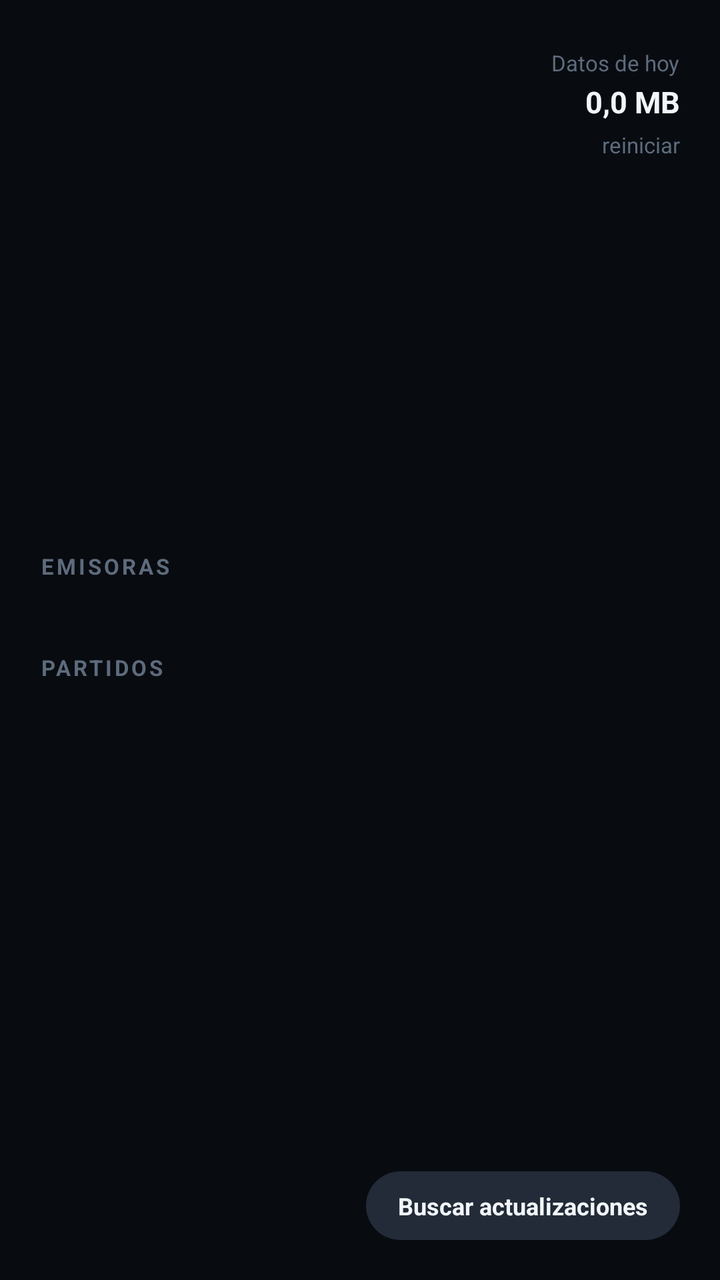
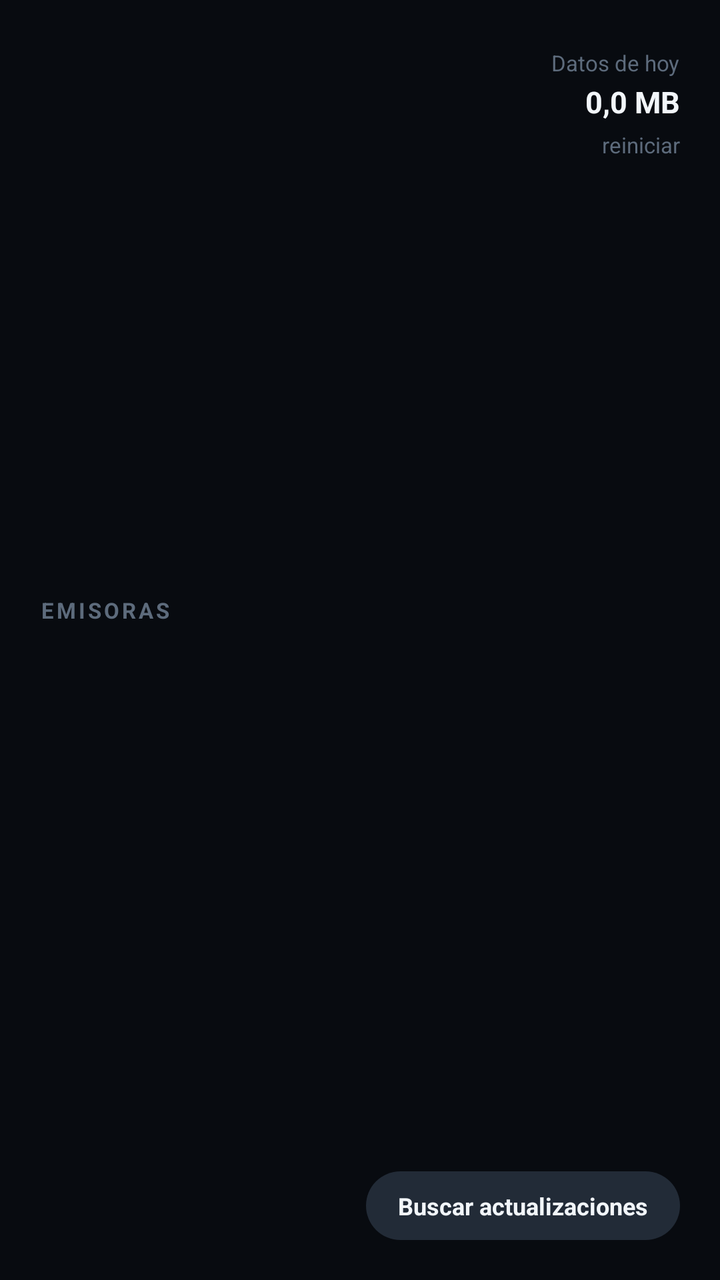

Two renders of the same Android screen: before a commit and after it. Below are the layout's source before the change and the commit's diff.
<!-- AndroidManifest.xml: application theme Theme.RadioCO -->
<!-- res/layout/activity_main.xml -->
<?xml version="1.0" encoding="utf-8"?>
<ScrollView xmlns:android="http://schemas.android.com/apk/res/android"
    android:layout_width="match_parent"
    android:layout_height="match_parent"
    android:background="@color/bg"
    android:fillViewport="true"
    android:scrollbars="none">

    <LinearLayout
        android:layout_width="match_parent"
        android:layout_height="match_parent"
        android:orientation="vertical"
        android:paddingStart="20dp"
        android:paddingTop="24dp"
        android:paddingEnd="20dp"
        android:paddingBottom="20dp">

        
        <LinearLayout
            android:layout_width="match_parent"
            android:layout_height="wrap_content"
            android:orientation="horizontal">

            <LinearLayout
                android:layout_width="0dp"
                android:layout_height="wrap_content"
                android:layout_weight="1"
                android:orientation="vertical">

                <TextView
                    android:id="@+id/tvClock"
                    android:layout_width="wrap_content"
                    android:layout_height="wrap_content"
                    android:includeFontPadding="false"
                    android:letterSpacing="-0.03"
                    android:textColor="@color/txt"
                    android:textSize="44sp"
                    android:textStyle="bold" />

                <TextView
                    android:id="@+id/tvDate"
                    android:layout_width="wrap_content"
                    android:layout_height="wrap_content"
                    android:layout_marginTop="4dp"
                    android:textColor="@color/dim"
                    android:textSize="13sp" />
            </LinearLayout>

            <LinearLayout
                android:layout_width="wrap_content"
                android:layout_height="wrap_content"
                android:gravity="end"
                android:orientation="vertical">

                <TextView
                    android:layout_width="wrap_content"
                    android:layout_height="wrap_content"
                    android:text="@string/data_today"
                    android:textColor="@color/dim2"
                    android:textSize="11sp" />

                <TextView
                    android:id="@+id/tvData"
                    android:layout_width="wrap_content"
                    android:layout_height="wrap_content"
                    android:layout_marginTop="2dp"
                    android:text="0,0 MB"
                    android:textColor="@color/txt"
                    android:textSize="15sp"
                    android:textStyle="bold" />

                <TextView
                    android:id="@+id/btnReset"
                    android:layout_width="wrap_content"
                    android:layout_height="wrap_content"
                    android:background="?attr/selectableItemBackground"
                    android:paddingTop="4dp"
                    android:paddingBottom="2dp"
                    android:text="@string/reset"
                    android:textColor="@color/dim2"
                    android:textSize="11sp" />
            </LinearLayout>
        </LinearLayout>

        
        <View
            android:layout_width="match_parent"
            android:layout_height="0dp"
            android:layout_weight="1"
            android:minHeight="28dp" />

        <TextView
            android:layout_width="wrap_content"
            android:layout_height="wrap_content"
            android:layout_marginBottom="12dp"
            android:letterSpacing="0.12"
            android:text="@string/stations_label"
            android:textAllCaps="true"
            android:textColor="@color/dim2"
            android:textSize="11sp"
            android:textStyle="bold" />

        <LinearLayout
            android:id="@+id/containerStations"
            android:layout_width="match_parent"
            android:layout_height="wrap_content"
            android:orientation="vertical" />

        
        <TextView
            android:id="@+id/lblMedia"
            android:layout_width="wrap_content"
            android:layout_height="wrap_content"
            android:layout_marginTop="24dp"
            android:layout_marginBottom="12dp"
            android:letterSpacing="0.12"
            android:text="@string/media_label"
            android:textAllCaps="true"
            android:textColor="@color/dim2"
            android:textSize="11sp"
            android:textStyle="bold"
            android:visibility="gone" />

        <LinearLayout
            android:id="@+id/containerMedia"
            android:layout_width="match_parent"
            android:layout_height="wrap_content"
            android:orientation="vertical"
            android:visibility="gone" />

        
        <TextView
            android:id="@+id/lblMatches"
            android:layout_width="wrap_content"
            android:layout_height="wrap_content"
            android:layout_marginTop="24dp"
            android:layout_marginBottom="12dp"
            android:letterSpacing="0.12"
            android:text="@string/matches_label"
            android:textAllCaps="true"
            android:textColor="@color/dim2"
            android:textSize="11sp"
            android:textStyle="bold" />

        <LinearLayout
            android:id="@+id/containerMatches"
            android:layout_width="match_parent"
            android:layout_height="wrap_content"
            android:orientation="vertical" />

        
        <View
            android:layout_width="match_parent"
            android:layout_height="0dp"
            android:layout_weight="1.3"
            android:minHeight="16dp" />

        
        <LinearLayout
            android:layout_width="match_parent"
            android:layout_height="wrap_content"
            android:orientation="vertical">

            <LinearLayout
                android:layout_width="match_parent"
                android:layout_height="wrap_content"
                android:gravity="center_vertical"
                android:orientation="horizontal">

                <TextView
                    android:id="@+id/tvVersion"
                    android:layout_width="0dp"
                    android:layout_height="wrap_content"
                    android:layout_weight="1"
                    android:textColor="@color/dim2"
                    android:textSize="12sp" />

                <TextView
                    android:id="@+id/btnUpdate"
                    android:layout_width="wrap_content"
                    android:layout_height="wrap_content"
                    android:background="@drawable/pill_bg"
                    android:paddingStart="16dp"
                    android:paddingTop="9dp"
                    android:paddingEnd="16dp"
                    android:paddingBottom="9dp"
                    android:text="@string/check_updates"
                    android:textColor="@color/txt"
                    android:textSize="12sp"
                    android:textStyle="bold" />
            </LinearLayout>

            <TextView
                android:id="@+id/tvUpdateStatus"
                android:layout_width="match_parent"
                android:layout_height="wrap_content"
                android:layout_marginTop="8dp"
                android:textColor="@color/dim"
                android:textSize="12sp"
                android:visibility="gone" />

            <ProgressBar
                android:id="@+id/pbUpdate"
                style="?android:attr/progressBarStyleHorizontal"
                android:layout_width="match_parent"
                android:layout_height="wrap_content"
                android:layout_marginTop="8dp"
                android:max="100"
                android:visibility="gone" />
        </LinearLayout>
    </LinearLayout>
</ScrollView>
<!-- resources referenced by this layout -->
<resources>
  <color name="bg">#FF080B10</color>
  <color name="dim">#FF8494A6</color>
  <color name="dim2">#FF5D6B7C</color>
  <color name="txt">#FFF2F6FA</color>
  <!-- drawable pill_bg (drawable) -->
  <?xml version="1.0" encoding="utf-8"?>
  <shape xmlns:android="http://schemas.android.com/apk/res/android"
      android:shape="rectangle">
      <solid android:color="@color/pill" />
      <corners android:radius="100dp" />
  </shape>
  <string name="check_updates">Buscar actualizaciones</string>
  <string name="data_today">Datos de hoy</string>
  <string name="matches_label">Partidos</string>
  <string name="media_label">Mis medios</string>
  <string name="reset">reiniciar</string>
  <string name="stations_label">Emisoras</string>
  <style name="Theme.RadioCO" parent="Theme.Material3.Dark.NoActionBar">
          <item name="colorPrimary">@color/accent_mega</item>
          <item name="colorOnPrimary">@color/on_accent</item>
          <item name="android:windowBackground">@color/bg</item>
          <item name="android:statusBarColor">@color/bg</item>
          <item name="android:navigationBarColor">@color/bg</item>
          <item name="android:textColorPrimary">@color/txt</item>
          <item name="android:textColorSecondary">@color/dim</item>
          <item name="android:windowLightStatusBar" tools:targetApi="m">false</item>
      </style>
  <color name="pill">#FF222B37</color>
  <color name="accent_mega">#FF48C6F5</color>
  <color name="on_accent">#FF08111A</color>
</resources>

<!-- the commit's change to res/layout/activity_main.xml (unified diff, before → after) -->
@@ -129,26 +129,6 @@
             android:visibility="gone" />
 
         
-        <TextView
-            android:id="@+id/lblMatches"
-            android:layout_width="wrap_content"
-            android:layout_height="wrap_content"
-            android:layout_marginTop="24dp"
-            android:layout_marginBottom="12dp"
-            android:letterSpacing="0.12"
-            android:text="@string/matches_label"
-            android:textAllCaps="true"
-            android:textColor="@color/dim2"
-            android:textSize="11sp"
-            android:textStyle="bold" />
-
-        <LinearLayout
-            android:id="@+id/containerMatches"
-            android:layout_width="match_parent"
-            android:layout_height="wrap_content"
-            android:orientation="vertical" />
-
-        
         <View
             android:layout_width="match_parent"
             android:layout_height="0dp"
<!-- resource entries referenced after the edit -->
@@ -13,7 +13,6 @@
   </shape>
   <string name="check_updates">Buscar actualizaciones</string>
   <string name="data_today">Datos de hoy</string>
-  <string name="matches_label">Partidos</string>
   <string name="media_label">Mis medios</string>
   <string name="reset">reiniciar</string>
   <string name="stations_label">Emisoras</string>
